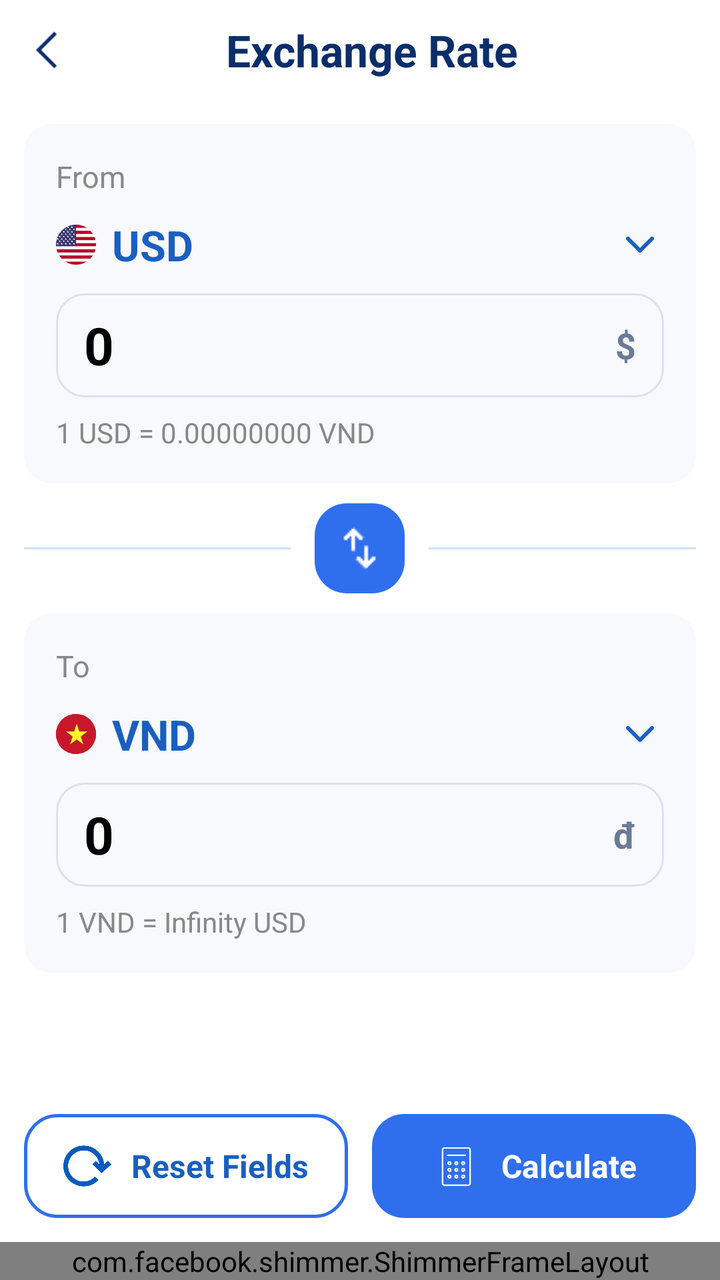
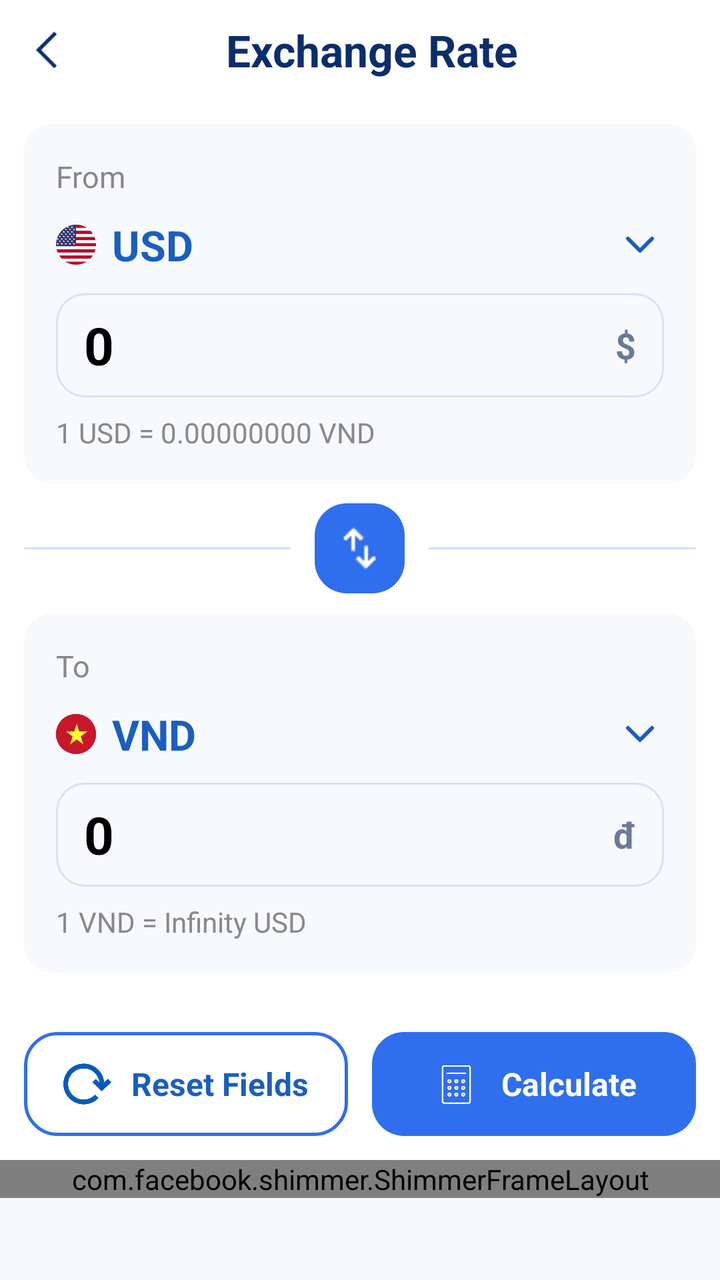

Before-and-after screenshots of an Android layout around one commit, followed by the original layout XML and the change that was made.
<!-- AndroidManifest.xml: application theme Theme.LoanSmart -->
<!-- res/layout/activity_exchange_rate.xml -->
<?xml version="1.0" encoding="utf-8"?>
<LinearLayout
    xmlns:android="http://schemas.android.com/apk/res/android"
    xmlns:app="http://schemas.android.com/apk/res-auto"
    android:id="@+id/main"
    android:layout_width="match_parent"
    android:layout_height="match_parent"
    android:background="@color/background_color"
    android:orientation="vertical">

    <com.google.android.material.appbar.MaterialToolbar
        android:id="@+id/headerLayout"
        android:layout_width="match_parent"
        android:layout_height="50dp"
        android:background="@color/background_color"
        android:gravity="center_vertical"
        android:paddingStart="18dp"
        android:paddingEnd="18dp">

        <ImageView
            android:id="@+id/backButton"
            android:layout_width="22dp"
            android:layout_height="30dp"
            android:layout_gravity="center_vertical"
            android:src="@drawable/back_ic"
            app:tint="@color/header_blue_dark" />

        <TextView
            android:layout_width="wrap_content"
            android:layout_height="wrap_content"
            android:layout_gravity="center"
            android:layout_marginStart="12dp"
            android:text="Exchange Rate"
            android:textColor="@color/header_blue_dark"
            android:textSize="22sp"
            android:textStyle="bold" />

    </com.google.android.material.appbar.MaterialToolbar>


    <LinearLayout
        android:layout_width="match_parent"
        android:layout_height="0dp"
        android:layout_weight="1"
        android:orientation="vertical"
        android:padding="12dp">

        
        <LinearLayout
            android:layout_width="match_parent"
            android:layout_height="wrap_content"
            android:background="@drawable/cash_fild_bg"
            android:orientation="vertical"
            android:padding="16dp">

            <TextView
                android:layout_width="wrap_content"
                android:layout_height="wrap_content"
                android:text="From"
                android:textColor="@color/grey"
                android:textSize="15sp" />

            <LinearLayout
                android:id="@+id/fromUnitSelector"
                android:layout_width="match_parent"
                android:layout_height="wrap_content"
                android:background="?attr/selectableItemBackground"
                android:clickable="true"
                android:focusable="true"
                android:layout_marginTop="10dp"
                android:gravity="center_vertical"
                android:orientation="horizontal">

                <ImageView
                    android:id="@+id/ivFromFlag"
                    android:layout_width="20dp"
                    android:layout_height="26dp"
                    android:src="@drawable/icn_flagus" />

                <TextView
                    android:id="@+id/tvFromUnit"
                    android:layout_width="0dp"
                    android:layout_height="wrap_content"
                    android:layout_weight="1"
                    android:text="USD"
                    android:layout_marginStart="8dp"
                    android:textColor="@color/header_blue_light"
                    android:textSize="21sp"
                    android:textStyle="bold" />

                <ImageView
                    android:layout_width="24dp"
                    android:layout_height="24dp"
                    android:src="@drawable/ic_dropdown"
                    app:tint="@color/header_blue_light" />

            </LinearLayout>

            <LinearLayout
                android:layout_width="match_parent"
                android:layout_height="52dp"
                android:layout_marginTop="10dp"
                android:background="@drawable/bg_input_field"
                android:gravity="center_vertical"
                android:orientation="horizontal"
                android:paddingStart="14dp"
                android:paddingEnd="14dp">

                <EditText
                    android:id="@+id/etFrom"
                    android:layout_width="0dp"
                    android:layout_height="match_parent"
                    android:layout_weight="1"
                    android:background="@null"
                    android:hint="0"
                    android:inputType="numberDecimal"
                    android:text="0"
                    android:textColor="@color/text_color"
                    android:textSize="26sp"
                    android:textStyle="bold" />

                <TextView
                    android:id="@+id/tvFromSymbol"
                    android:layout_width="wrap_content"
                    android:layout_height="wrap_content"
                    android:text="$"
                    android:textColor="#6B7A99"
                    android:textSize="18sp"
                    android:textStyle="bold" />

            </LinearLayout>

            <TextView
                android:id="@+id/tvFromInfo"
                android:layout_width="wrap_content"
                android:layout_height="wrap_content"
                android:layout_marginTop="8dp"
                android:text="1 USD = 0.00000000 VND"
                android:textColor="@color/grey"
                android:textSize="14sp" />

        </LinearLayout>


        <LinearLayout
            android:layout_width="match_parent"
            android:layout_height="wrap_content"
            android:layout_marginTop="10dp"
            android:layout_marginBottom="10dp"
            android:gravity="center_vertical"
            android:orientation="horizontal">

            <View
                android:layout_width="0dp"
                android:layout_height="1dp"
                android:layout_weight="1"
                android:background="#CFE0F7" />

            <FrameLayout
                android:id="@+id/btnSwap"
                android:layout_width="45dp"
                android:layout_height="45dp"
                android:layout_marginStart="12dp"
                android:layout_marginEnd="12dp"
                android:background="@drawable/bg_button_primary"
                android:clickable="true"
                android:focusable="true">

                <ImageView
                    android:layout_width="25dp"
                    android:layout_height="25dp"
                    android:layout_gravity="center"
                    android:src="@drawable/swap_ic"
                    android:contentDescription="Swap units"
                    app:tint="#FFFFFF" />

            </FrameLayout>

            <View
                android:layout_width="0dp"
                android:layout_height="1dp"
                android:layout_weight="1"
                android:background="#CFE0F7" />

        </LinearLayout>


        
        <LinearLayout
            android:layout_width="match_parent"
            android:layout_height="wrap_content"
            android:background="@drawable/cash_fild_bg"
            android:orientation="vertical"
            android:padding="16dp">

            <TextView
                android:layout_width="wrap_content"
                android:layout_height="wrap_content"
                android:text="To"
                android:textColor="@color/grey"
                android:textSize="15sp" />

            <LinearLayout
                android:id="@+id/toUnitSelector"
                android:layout_width="match_parent"
                android:layout_height="wrap_content"
                android:background="?attr/selectableItemBackground"
                android:clickable="true"
                android:focusable="true"
                android:layout_marginTop="10dp"
                android:gravity="center_vertical"
                android:orientation="horizontal">

                <ImageView
                    android:id="@+id/icFromFlag"
                    android:layout_width="20dp"
                    android:layout_height="26dp"
                    android:src="@drawable/icn_flagvietnamese" />

                <TextView
                    android:id="@+id/tvToUnit"
                    android:layout_width="0dp"
                    android:layout_height="wrap_content"
                    android:layout_weight="1"
                    android:text="VND"
                    android:layout_marginStart="8dp"
                    android:textColor="@color/header_blue_light"
                    android:textSize="21sp"
                    android:textStyle="bold" />

                <ImageView
                    android:layout_width="24dp"
                    android:layout_height="24dp"
                    android:src="@drawable/ic_dropdown"
                    app:tint="@color/header_blue_light" />

            </LinearLayout>

            <LinearLayout
                android:layout_width="match_parent"
                android:layout_height="52dp"
                android:layout_marginTop="10dp"
                android:background="@drawable/bg_input_field"
                android:gravity="center_vertical"
                android:orientation="horizontal"
                android:paddingStart="14dp"
                android:paddingEnd="14dp">

                <EditText
                    android:id="@+id/etTo"
                    android:layout_width="0dp"
                    android:layout_height="match_parent"
                    android:layout_weight="1"
                    android:background="@null"
                    android:hint="0"
                    android:inputType="numberDecimal"
                    android:text="0"
                    android:textColor="@color/text_color"
                    android:textSize="26sp"
                    android:textStyle="bold" />

                <TextView
                    android:id="@+id/tvToSymbol"
                    android:layout_width="wrap_content"
                    android:layout_height="wrap_content"
                    android:text="đ"
                    android:textColor="#6B7A99"
                    android:textSize="18sp"
                    android:textStyle="bold" />

            </LinearLayout>

            <TextView
                android:id="@+id/tvToInfo"
                android:layout_width="wrap_content"
                android:layout_height="wrap_content"
                android:layout_marginTop="8dp"
                android:text="1 VND = Infinity USD"
                android:textColor="@color/grey"
                android:textSize="14sp" />

        </LinearLayout>

        <View
            android:layout_width="match_parent"
            android:layout_height="0dp"
            android:layout_weight="1"
            android:minHeight="48dp" />

        <LinearLayout
            android:layout_width="match_parent"
            android:layout_height="wrap_content"
            android:layout_marginTop="16dp"
            android:orientation="horizontal">

            <LinearLayout
                android:id="@+id/btnReset"
                android:layout_width="0dp"
                android:layout_height="52dp"
                android:layout_marginEnd="6dp"
                android:layout_weight="1"
                android:background="@drawable/bg_button_outline"
                android:clickable="true"
                android:focusable="true"
                android:gravity="center"
                android:orientation="horizontal">

                <ImageView
                    android:layout_width="24dp"
                    android:layout_height="24dp"
                    android:src="@drawable/reset_ic" />

                <TextView
                    android:layout_width="wrap_content"
                    android:layout_height="wrap_content"
                    android:layout_marginStart="10dp"
                    android:text="Reset Fields"
                    android:textColor="@color/header_blue_light"
                    android:textSize="16sp"
                    android:textStyle="bold" />

            </LinearLayout>

            <LinearLayout
                android:id="@+id/btnCalculate"
                android:layout_width="0dp"
                android:layout_height="52dp"
                android:layout_marginStart="6dp"
                android:layout_weight="1"
                android:background="@drawable/bg_button_primary"
                android:clickable="true"
                android:focusable="true"
                android:gravity="center"
                android:orientation="horizontal">

                <ImageView
                    android:layout_width="25dp"
                    android:layout_height="25dp"
                    android:src="@drawable/calculator_ic"
                    app:tint="@color/white" />

                <TextView
                    android:layout_width="wrap_content"
                    android:layout_height="wrap_content"
                    android:layout_marginStart="10dp"
                    android:text="Calculate"
                    android:textColor="@color/white"
                    android:textSize="16sp"
                    android:textStyle="bold" />

            </LinearLayout>

        </LinearLayout>

    </LinearLayout>

    <FrameLayout
        android:id="@+id/bannerContainer"
        android:layout_width="match_parent"
        android:layout_height="wrap_content"
        android:background="@color/screen_bg"
        android:gravity="center">

        <include
            layout="@layout/banner_shimmer_layout"
            android:layout_width="match_parent"
            android:layout_height="wrap_content" />
    </FrameLayout>
</LinearLayout>
<!-- res/layout/banner_shimmer_layout.xml (included above) -->
<?xml version="1.0" encoding="utf-8"?>
<com.facebook.shimmer.ShimmerFrameLayout xmlns:android="http://schemas.android.com/apk/res/android"
    xmlns:app="http://schemas.android.com/apk/res-auto"
    xmlns:tools="http://schemas.android.com/tools"
    android:id="@+id/shimmer_banner_container"
    android:layout_width="match_parent"
    android:layout_height="60dp"
    app:shimmer_auto_start="true"
    app:shimmer_base_color="@color/shimer_base_color"
    tools:ignore="MissingClass">

    <androidx.appcompat.widget.LinearLayoutCompat
        android:layout_width="match_parent"
        android:layout_height="match_parent"
        android:background="@color/white"
        android:gravity="center"
        android:orientation="horizontal">

        <androidx.appcompat.widget.AppCompatTextView
            android:layout_width="16dp"
            android:layout_height="16dp"
            android:layout_gravity="top"
            android:layout_marginStart="2dp"
            android:layout_marginTop="2dp"
            android:background="@drawable/ads_icon"
            android:gravity="center"
            android:text="@string/ad"
            android:textColor="@color/white"
            android:textSize="11sp" />

        <androidx.appcompat.widget.AppCompatImageView
            android:layout_width="40dp"
            android:layout_height="40dp"
            android:layout_margin="8dp"
            android:background="@color/lightTransparent"
            android:scaleType="centerCrop"
            tools:ignore="ContentDescription" />

        <androidx.appcompat.widget.LinearLayoutCompat
            android:layout_width="0dp"
            android:layout_height="match_parent"
            android:layout_gravity="center"
            android:layout_marginEnd="5dp"
            android:layout_weight="1"
            android:gravity="center"
            android:orientation="vertical">

            <androidx.appcompat.widget.AppCompatTextView
                android:layout_width="match_parent"
                android:layout_height="wrap_content"
                android:layout_marginTop="5dp"
                android:layout_marginBottom="2dp"
                android:background="@color/lightTransparent"
                android:ellipsize="end"
                android:lines="1"
                android:textColor="@android:color/black"
                android:textSize="15sp" />

            <androidx.appcompat.widget.AppCompatTextView
                android:layout_width="170dp"
                android:layout_height="wrap_content"
                android:layout_gravity="start"
                android:layout_marginTop="2dp"
                android:layout_marginBottom="5dp"
                android:background="@color/lightTransparent"
                android:ellipsize="end"
                android:lines="1"
                android:textColor="@android:color/darker_gray"
                android:textSize="14sp" />

        </androidx.appcompat.widget.LinearLayoutCompat>

        <androidx.appcompat.widget.LinearLayoutCompat
            android:layout_width="100dp"
            android:layout_height="match_parent"
            android:layout_gravity="center"
            android:layout_marginTop="5dp"
            android:layout_marginEnd="5dp"
            android:layout_marginBottom="5dp"
            android:background="@drawable/bg_card_ads"
            android:backgroundTint="@color/lightTransparent"
            android:gravity="center"
            android:textColor="@android:color/white"
            android:textSize="12sp" />

    </androidx.appcompat.widget.LinearLayoutCompat>

</com.facebook.shimmer.ShimmerFrameLayout>
<!-- resources referenced by this layout -->
<resources>
  <color name="background_color">#FFFFFF</color>
  <color name="grey">#888</color>
  <color name="header_blue_dark">#0B2E6B</color>
  <color name="header_blue_light">#1A5FBF</color>
  <color name="lightTransparent">#16000000</color>
  <color name="screen_bg">#F7F8FC</color>
  <color name="shimer_base_color">#979595</color>
  <color name="text_color">#FF000000</color>
  <color name="white">#FFFFFF</color>
  <!-- drawable ads_icon (drawable) -->
  <?xml version="1.0" encoding="utf-8"?>
  <shape xmlns:android="http://schemas.android.com/apk/res/android">
      <solid android:color="#0E204A" />
      <corners android:radius="16dp" />
  </shape>
  <!-- drawable bg_button_outline (drawable) -->
  <?xml version="1.0" encoding="utf-8"?>
  <shape xmlns:android="http://schemas.android.com/apk/res/android"
      android:shape="rectangle">
  
      <solid android:color="@android:color/transparent" />
  
      <stroke
          android:width="1.5dp"
          android:color="@color/gradient_end" />
  
      <corners android:radius="16dp" />
  
      <padding
          android:left="12dp"
          android:top="8dp"
          android:right="12dp"
          android:bottom="8dp" />
  
  </shape>
  <!-- drawable bg_button_primary (drawable) -->
  <?xml version="1.0" encoding="utf-8"?>
  <shape xmlns:android="http://schemas.android.com/apk/res/android"
      android:shape="rectangle">
  
      <solid android:color="@color/gradient_end" />
  
      <corners android:radius="16dp" />
  
      <padding
          android:left="12dp"
          android:top="8dp"
          android:right="12dp"
          android:bottom="8dp" />
  
  </shape>
  <!-- drawable bg_card_ads (drawable) -->
  <?xml version="1.0" encoding="utf-8"?>
  <shape xmlns:android="http://schemas.android.com/apk/res/android"
      android:shape="rectangle">
      <corners android:radius="10dp" />
      <solid android:color="@color/white" />
      <stroke
          android:width="1dp"
          android:color="@color/white" />
  </shape>
  <!-- drawable bg_input_field (drawable) -->
  <?xml version="1.0" encoding="utf-8"?>
  <shape xmlns:android="http://schemas.android.com/apk/res/android"
      android:shape="rectangle">
  
      <solid android:color="#F7F9FC" />
  
      <stroke
          android:width="1dp"
          android:color="#D9E2F2" />
  
      <corners android:radius="14dp" />
  
      <padding
          android:left="16dp"
          android:top="8dp"
          android:right="16dp"
          android:bottom="8dp" />
  
  </shape>
  <!-- drawable cash_fild_bg (drawable) -->
  <?xml version="1.0" encoding="utf-8"?>
  <shape xmlns:android="http://schemas.android.com/apk/res/android"
      android:shape="rectangle">
  
      <solid android:color="#F7F9FC" />
  
      <corners android:radius="14dp" />
  
      <padding
          android:left="16dp"
          android:top="8dp"
          android:right="16dp"
          android:bottom="8dp" />
  
  </shape>
  <!-- drawable ic_dropdown (drawable) -->
  <?xml version="1.0" encoding="utf-8"?>
  <vector xmlns:android="http://schemas.android.com/apk/res/android"
      android:width="24dp"
      android:height="24dp"
      android:viewportWidth="24"
      android:viewportHeight="24">
  
      <path
          android:fillColor="@android:color/transparent"
          android:pathData="M6,9 L12,15 L18,9"
          android:strokeColor="#6FA800"
          android:strokeWidth="2"
          android:strokeLineCap="round"
          android:strokeLineJoin="round" />
  
  </vector>
  <!-- drawable swap_ic: png bitmap (drawable, 348 bytes) -->
  <string name="ad">Ad</string>
  <style name="Theme.LoanSmart" parent="Theme.Material3.DayNight.NoActionBar">
        
  
          <item name="colorPrimary">@color/primary_blue</item>
          <item name="colorOnPrimary">@color/white</item>
          <item name="android:statusBarColor">@color/header_blue_light</item>
          <item name="android:windowLightStatusBar">true</item>
          <item name="android:navigationBarColor">@color/white</item>
          <item name="android:windowBackground">@color/white</item>
      </style>
  <color name="gradient_end">#2F6FED</color>
  <color name="primary_blue">#1F6FEB</color>
  <!-- unchanged entries left out for length: 5 -->
</resources>

<!-- the commit's change to res/layout/activity_exchange_rate.xml (unified diff, before → after) -->
@@ -357,7 +357,7 @@
     <FrameLayout
         android:id="@+id/bannerContainer"
         android:layout_width="match_parent"
-        android:layout_height="wrap_content"
+        android:layout_height="60dp"
         android:background="@color/screen_bg"
         android:gravity="center">
 
